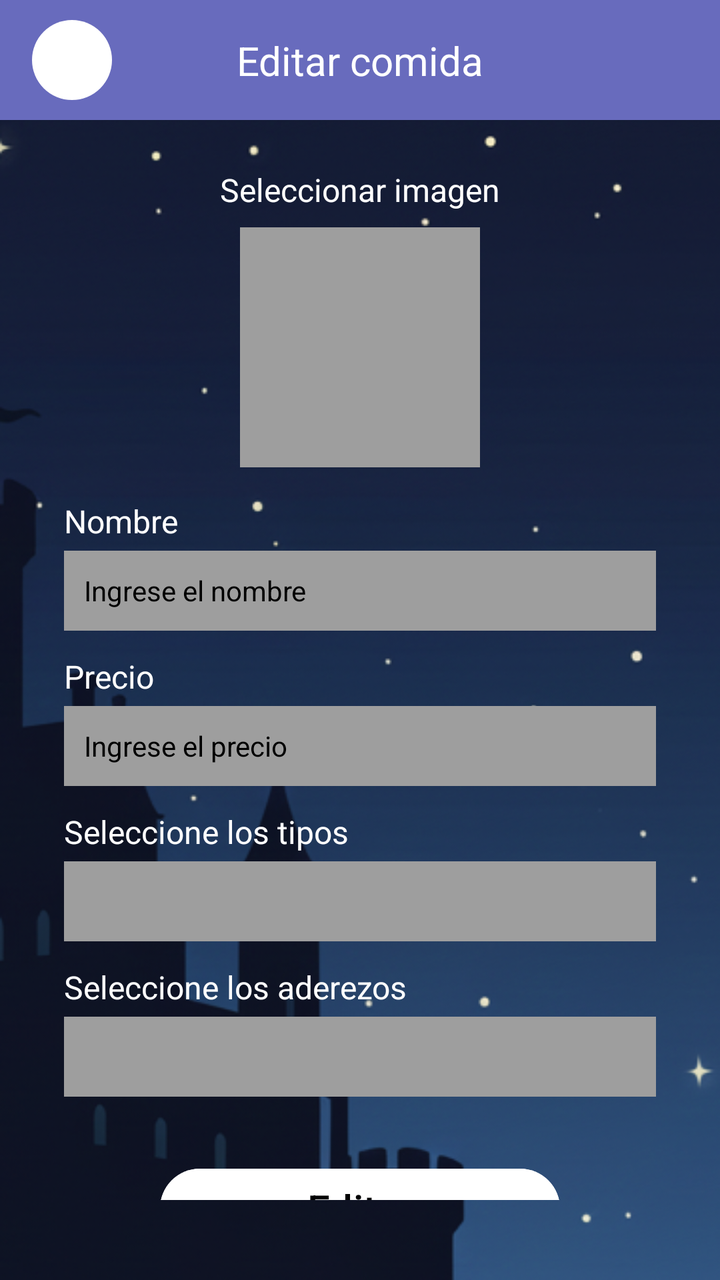
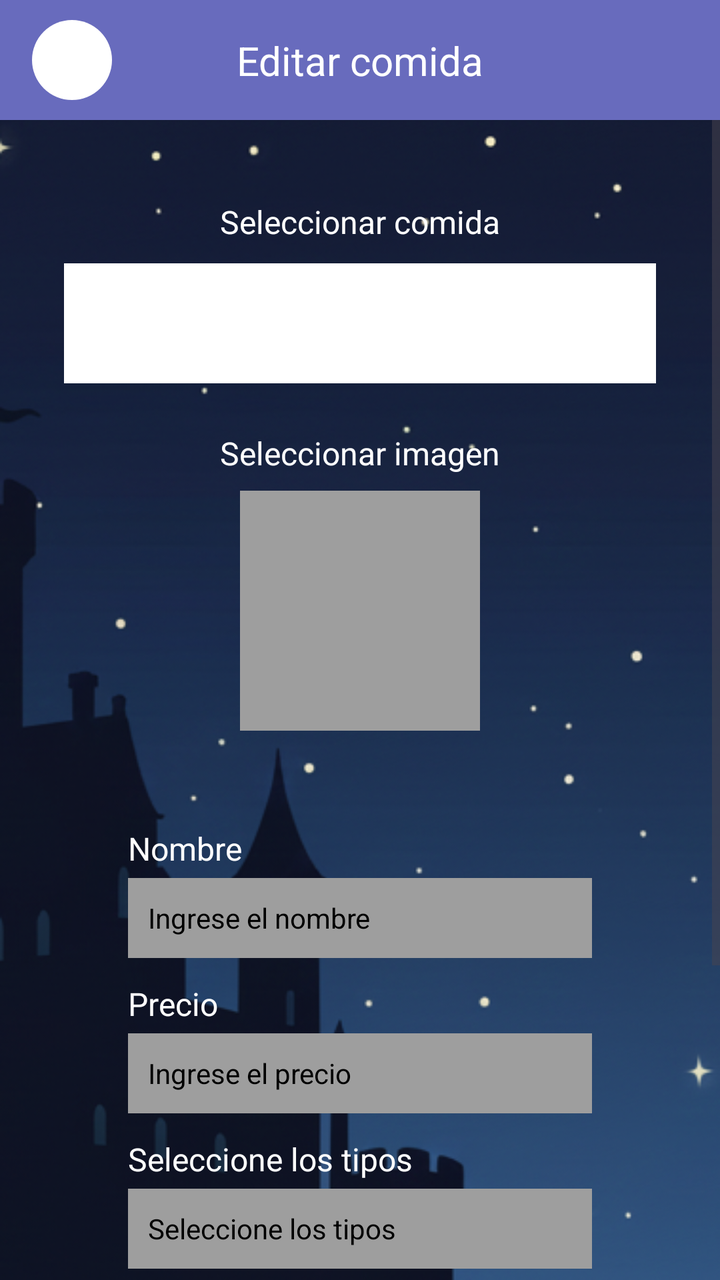

Screens rendered from an Android XML layout before and after an edit, with the pre-edit source and the edit as a unified diff.
<!-- AndroidManifest.xml: application theme Theme.LaPosada -->
<!-- res/layout/activity_edit_food.xml -->
<?xml version="1.0" encoding="utf-8"?>
<androidx.constraintlayout.widget.ConstraintLayout xmlns:android="http://schemas.android.com/apk/res/android"
    xmlns:app="http://schemas.android.com/apk/res-auto"
    xmlns:tools="http://schemas.android.com/tools"
    android:id="@+id/main"
    android:layout_width="match_parent"
    android:layout_height="match_parent"
    android:background="@drawable/fondo_default"
    tools:context=".EditFoodActivity">

    <androidx.constraintlayout.widget.ConstraintLayout
        android:id="@+id/topBar"
        android:layout_width="match_parent"
        android:layout_height="60dp"
        android:background="@color/purple_blue"
        app:layout_constraintTop_toTopOf="parent">

        <ImageView
            android:id="@+id/buttonBack"
            android:layout_width="40dp"
            android:layout_height="40dp"
            android:layout_marginStart="16dp"
            android:src="@drawable/circle_white"
            app:layout_constraintBottom_toBottomOf="parent"
            app:layout_constraintStart_toStartOf="parent"
            app:layout_constraintTop_toTopOf="parent" />

        <TextView
            android:layout_width="wrap_content"
            android:layout_height="wrap_content"
            android:text="Editar comida"
            android:textColor="@color/white"
            android:textSize="20sp"
            app:layout_constraintBottom_toBottomOf="parent"
            app:layout_constraintEnd_toEndOf="parent"
            app:layout_constraintStart_toStartOf="parent"
            app:layout_constraintTop_toTopOf="parent" />

    </androidx.constraintlayout.widget.ConstraintLayout>

    <LinearLayout
        android:layout_width="match_parent"
        android:layout_height="0dp"
        android:orientation="vertical"
        app:layout_constraintTop_toBottomOf="@id/topBar"
        app:layout_constraintBottom_toBottomOf="parent">

        <androidx.constraintlayout.widget.ConstraintLayout
            android:layout_width="match_parent"
            android:layout_height="wrap_content"
            android:paddingBottom="40dp">

            <TextView
                android:id="@+id/labelImage2"
                android:layout_width="wrap_content"
                android:layout_height="wrap_content"
                android:text="Seleccionar imagen"
                android:textColor="@android:color/white"
                android:textSize="16sp"
                android:layout_marginTop="24dp"
                app:layout_constraintTop_toTopOf="parent"
                app:layout_constraintStart_toStartOf="parent"
                app:layout_constraintEnd_toEndOf="parent" />

            <View
                android:id="@+id/imagePlaceHolder2"
                android:layout_width="120dp"
                android:layout_height="120dp"
                android:layout_marginTop="8dp"
                android:background="@color/gray_500"
                app:layout_constraintTop_toBottomOf="@id/labelImage2"
                app:layout_constraintStart_toStartOf="parent"
                app:layout_constraintEnd_toEndOf="parent" />

            <TextView
                android:id="@+id/labelName2"
                android:layout_width="wrap_content"
                android:layout_height="wrap_content"
                android:text="Nombre"
                android:textColor="@android:color/white"
                android:textSize="16sp"
                android:layout_marginTop="16dp"
                android:layout_marginStart="32dp"
                app:layout_constraintTop_toBottomOf="@id/imagePlaceHolder2"
                app:layout_constraintStart_toStartOf="parent" />

            <EditText
                android:id="@+id/inputName2"
                android:layout_width="match_parent"
                android:layout_height="40dp"
                android:layout_marginTop="4dp"
                android:layout_marginStart="32dp"
                android:layout_marginEnd="32dp"
                android:background="@color/gray_500"
                android:padding="10dp"
                android:hint="Ingrese el nombre"
                android:textColor="@color/black"
                android:textColorHint="@color/black"
                android:textSize="14sp"
                app:layout_constraintTop_toBottomOf="@id/labelName2" />


            <TextView
                android:id="@+id/labelPrice2"
                android:layout_width="wrap_content"
                android:layout_height="wrap_content"
                android:text="Precio"
                android:textColor="@color/white"
                android:textSize="16sp"
                android:layout_marginTop="12dp"
                android:layout_marginStart="32dp"
                app:layout_constraintTop_toBottomOf="@id/inputName2"
                app:layout_constraintStart_toStartOf="parent" />

            <EditText
                android:id="@+id/inputPrice2"
                android:layout_width="match_parent"
                android:layout_height="40dp"
                android:layout_marginTop="4dp"
                android:layout_marginStart="32dp"
                android:layout_marginEnd="32dp"
                android:background="@color/gray_500"
                android:hint="Ingrese el precio"
                android:padding="10dp"
                android:textColorHint="@color/black"
                android:textColor="@color/black"
                android:textSize="14sp"
                app:layout_constraintTop_toBottomOf="@id/labelPrice2" />

            <TextView
                android:id="@+id/labelType2"
                android:layout_width="wrap_content"
                android:layout_height="wrap_content"
                android:text="Seleccione los tipos"
                android:textColor="@android:color/white"
                android:textSize="16sp"
                android:layout_marginTop="12dp"
                android:layout_marginStart="32dp"
                app:layout_constraintTop_toBottomOf="@id/inputPrice2"
                app:layout_constraintStart_toStartOf="parent" />

            <TextView
                android:id="@+id/Type2"
                android:layout_width="match_parent"
                android:layout_height="40dp"
                android:layout_marginTop="4dp"
                android:layout_marginStart="32dp"
                android:layout_marginEnd="32dp"
                android:background="@color/gray_500"
                app:layout_constraintTop_toBottomOf="@id/labelType2" />

            <TextView
                android:id="@+id/labelAderezos2"
                android:layout_width="wrap_content"
                android:layout_height="wrap_content"
                android:text="Seleccione los aderezos"
                android:textColor="@color/white"
                android:textSize="16sp"
                android:layout_marginTop="12dp"
                android:layout_marginStart="32dp"
                app:layout_constraintTop_toBottomOf="@id/Type2"
                app:layout_constraintStart_toStartOf="parent" />

            <TextView
                android:id="@+id/Aderezos2"
                android:layout_width="match_parent"
                android:layout_height="40dp"
                android:layout_marginTop="4dp"
                android:layout_marginStart="32dp"
                android:layout_marginEnd="32dp"
                android:background="@color/gray_500"
                app:layout_constraintTop_toBottomOf="@id/labelAderezos2" />


            <Button
                android:id="@+id/buttonEdit"
                android:layout_width="200dp"
                android:layout_height="wrap_content"
                android:text="Editar"
                android:textColor="@color/black"
                android:backgroundTint="@color/white"
                android:layout_marginTop="32dp"
                android:textSize="20sp"
                app:cornerRadius="25dp"
                app:layout_constraintTop_toBottomOf="@id/Aderezos2"
                app:layout_constraintStart_toStartOf="parent"
                app:layout_constraintEnd_toEndOf="parent" />

        </androidx.constraintlayout.widget.ConstraintLayout>
    </LinearLayout>

</androidx.constraintlayout.widget.ConstraintLayout>
<!-- resources referenced by this layout -->
<resources>
  <color name="black">#FF000000</color>
  <color name="gray_500">#9E9E9E</color>
  <color name="purple_blue">#686bbd</color>
  <color name="white">#FFFFFFFF</color>
  <!-- drawable circle_white (drawable) -->
  <?xml version="1.0" encoding="utf-8"?>
  <shape xmlns:android="http://schemas.android.com/apk/res/android"
      android:shape="oval">
      <solid android:color="@android:color/white"/>
  </shape>
  <!-- drawable fondo_default: png bitmap (drawable, 204480 bytes) -->
  <style name="Theme.LaPosada" parent="Base.Theme.LaPosada" />
  <style name="Base.Theme.LaPosada" parent="Theme.Material3.DayNight.NoActionBar">
          
          
      </style>
</resources>

<!-- the commit's change to res/layout/activity_edit_food.xml (unified diff, before → after) -->
@@ -6,7 +6,7 @@
     android:layout_width="match_parent"
     android:layout_height="match_parent"
     android:background="@drawable/fondo_default"
-    tools:context=".EditFoodActivity">
+    tools:context=".pantallas.menuComida.EditFoodActivity">
 
     <androidx.constraintlayout.widget.ConstraintLayout
         android:id="@+id/topBar"
@@ -38,155 +38,198 @@
 
     </androidx.constraintlayout.widget.ConstraintLayout>
 
-    <LinearLayout
+    <ScrollView
+        android:id="@+id/scrollView"
+        app:layout_constraintTop_toBottomOf="@id/topBar"
+        app:layout_constraintBottom_toBottomOf="parent"
         android:layout_width="match_parent"
         android:layout_height="0dp"
         android:orientation="vertical"
-        app:layout_constraintTop_toBottomOf="@id/topBar"
-        app:layout_constraintBottom_toBottomOf="parent">
-
-        <androidx.constraintlayout.widget.ConstraintLayout
+        android:fillViewport="true">
+        <LinearLayout
             android:layout_width="match_parent"
             android:layout_height="wrap_content"
-            android:paddingBottom="40dp">
-
-            <TextView
-                android:id="@+id/labelImage2"
-                android:layout_width="wrap_content"
+            android:orientation="vertical"
+            android:gravity="center|top"
+            >
+            <LinearLayout
+                android:layout_width="match_parent"
                 android:layout_height="wrap_content"
-                android:text="Seleccionar imagen"
-                android:textColor="@android:color/white"
-                android:textSize="16sp"
-                android:layout_marginTop="24dp"
-                app:layout_constraintTop_toTopOf="parent"
-                app:layout_constraintStart_toStartOf="parent"
-                app:layout_constraintEnd_toEndOf="parent" />
-
-            <View
-                android:id="@+id/imagePlaceHolder2"
-                android:layout_width="120dp"
-                android:layout_height="120dp"
-                android:layout_marginTop="8dp"
-                android:background="@color/gray_500"
-                app:layout_constraintTop_toBottomOf="@id/labelImage2"
-                app:layout_constraintStart_toStartOf="parent"
-                app:layout_constraintEnd_toEndOf="parent" />
-
-            <TextView
-                android:id="@+id/labelName2"
-                android:layout_width="wrap_content"
+                android:orientation="vertical"
+                android:paddingStart="32dp"
+                android:paddingEnd="32dp"
+                android:paddingTop="16dp"
+                android:paddingBottom="16dp"
+                android:gravity="center|top"
+                >
+
+                <TextView
+                    android:id="@+id/labelSeleccion"
+                    android:layout_width="wrap_content"
+                    android:layout_height="wrap_content"
+                    android:text="Seleccionar comida"
+                    android:textColor="@android:color/white"
+                    android:textSize="16sp"
+                    android:layout_marginTop="24dp" />
+
+                <Spinner
+                    android:id="@+id/spinnerComida"
+                    android:layout_width="match_parent"
+                    android:layout_height="60dp"
+                    android:layout_marginTop="10dp"
+                    android:background="@color/white"/>
+
+                <TextView
+                    android:id="@+id/labelImage2"
+                    android:layout_width="wrap_content"
+                    android:layout_height="wrap_content"
+                    android:text="Seleccionar imagen"
+                    android:textColor="@android:color/white"
+                    android:textSize="16sp"
+                    android:layout_marginTop="24dp"
+                    />
+
+                <View
+                    android:id="@+id/imagePlaceHolder2"
+                    android:layout_width="120dp"
+                    android:layout_height="120dp"
+                    android:layout_marginTop="8dp"
+                    android:background="@color/gray_500"
+                    />
+            </LinearLayout>
+            <LinearLayout
+                android:layout_width="match_parent"
                 android:layout_height="wrap_content"
-                android:text="Nombre"
-                android:textColor="@android:color/white"
-                android:textSize="16sp"
-                android:layout_marginTop="16dp"
-                android:layout_marginStart="32dp"
-                app:layout_constraintTop_toBottomOf="@id/imagePlaceHolder2"
-                app:layout_constraintStart_toStartOf="parent" />
-
-            <EditText
-                android:id="@+id/inputName2"
-                android:layout_width="match_parent"
-                android:layout_height="40dp"
-                android:layout_marginTop="4dp"
-                android:layout_marginStart="32dp"
-                android:layout_marginEnd="32dp"
-                android:background="@color/gray_500"
-                android:padding="10dp"
-                android:hint="Ingrese el nombre"
-                android:textColor="@color/black"
-                android:textColorHint="@color/black"
-                android:textSize="14sp"
-                app:layout_constraintTop_toBottomOf="@id/labelName2" />
-
-
-            <TextView
-                android:id="@+id/labelPrice2"
-                android:layout_width="wrap_content"
-                android:layout_height="wrap_content"
-                android:text="Precio"
-                android:textColor="@color/white"
-                android:textSize="16sp"
-                android:layout_marginTop="12dp"
-                android:layout_marginStart="32dp"
-                app:layout_constraintTop_toBottomOf="@id/inputName2"
-                app:layout_constraintStart_toStartOf="parent" />
-
-            <EditText
-                android:id="@+id/inputPrice2"
-                android:layout_width="match_parent"
-                android:layout_height="40dp"
-                android:layout_marginTop="4dp"
-                android:layout_marginStart="32dp"
-                android:layout_marginEnd="32dp"
-                android:background="@color/gray_500"
-                android:hint="Ingrese el precio"
-                android:padding="10dp"
-                android:textColorHint="@color/black"
-                android:textColor="@color/black"
-                android:textSize="14sp"
-                app:layout_constraintTop_toBottomOf="@id/labelPrice2" />
-
-            <TextView
-                android:id="@+id/labelType2"
-                android:layout_width="wrap_content"
-                android:layout_height="wrap_content"
-                android:text="Seleccione los tipos"
-                android:textColor="@android:color/white"
-                android:textSize="16sp"
-                android:layout_marginTop="12dp"
-                android:layout_marginStart="32dp"
-                app:layout_constraintTop_toBottomOf="@id/inputPrice2"
-                app:layout_constraintStart_toStartOf="parent" />
-
-            <TextView
-                android:id="@+id/Type2"
-                android:layout_width="match_parent"
-                android:layout_height="40dp"
-                android:layout_marginTop="4dp"
-                android:layout_marginStart="32dp"
-                android:layout_marginEnd="32dp"
-                android:background="@color/gray_500"
-                app:layout_constraintTop_toBottomOf="@id/labelType2" />
-
-            <TextView
-                android:id="@+id/labelAderezos2"
-                android:layout_width="wrap_content"
-                android:layout_height="wrap_content"
-                android:text="Seleccione los aderezos"
-                android:textColor="@color/white"
-                android:textSize="16sp"
-                android:layout_marginTop="12dp"
-                android:layout_marginStart="32dp"
-                app:layout_constraintTop_toBottomOf="@id/Type2"
-                app:layout_constraintStart_toStartOf="parent" />
-
-            <TextView
-                android:id="@+id/Aderezos2"
-                android:layout_width="match_parent"
-                android:layout_height="40dp"
-                android:layout_marginTop="4dp"
-                android:layout_marginStart="32dp"
-                android:layout_marginEnd="32dp"
-                android:background="@color/gray_500"
-                app:layout_constraintTop_toBottomOf="@id/labelAderezos2" />
-
-
-            <Button
-                android:id="@+id/buttonEdit"
-                android:layout_width="200dp"
-                android:layout_height="wrap_content"
-                android:text="Editar"
-                android:textColor="@color/black"
-                android:backgroundTint="@color/white"
-                android:layout_marginTop="32dp"
-                android:textSize="20sp"
-                app:cornerRadius="25dp"
-                app:layout_constraintTop_toBottomOf="@id/Aderezos2"
-                app:layout_constraintStart_toStartOf="parent"
-                app:layout_constraintEnd_toEndOf="parent" />
-
-        </androidx.constraintlayout.widget.ConstraintLayout>
-    </LinearLayout>
+                android:orientation="vertical"
+                android:paddingStart="32dp"
+                android:paddingEnd="32dp"
+                android:paddingTop="16dp"
+                android:paddingBottom="16dp"
+                android:gravity="start|top"
+                >
+
+                <TextView
+                    android:id="@+id/labelName2"
+                    android:layout_width="wrap_content"
+                    android:layout_height="wrap_content"
+                    android:text="Nombre"
+                    android:textColor="@android:color/white"
+                    android:textSize="16sp"
+                    android:layout_marginTop="16dp"
+                    android:layout_marginStart="32dp"
+                    />
+
+                <EditText
+                    android:id="@+id/inputName2"
+                    android:layout_width="match_parent"
+                    android:layout_height="40dp"
+                    android:layout_marginTop="4dp"
+                    android:layout_marginStart="32dp"
+                    android:layout_marginEnd="32dp"
+                    android:background="@color/gray_500"
+                    android:padding="10dp"
+                    android:hint="Ingrese el nombre"
+                    android:textColor="@color/black"
+                    android:textColorHint="@color/black"
+                    android:textSize="14sp"
+                    android:inputType="textAutoComplete"
+                    />
+
+
+                <TextView
+                    android:id="@+id/labelPrice2"
+                    android:layout_width="wrap_content"
+                    android:layout_height="wrap_content"
+                    android:text="Precio"
+                    android:textColor="@color/white"
+                    android:textSize="16sp"
+                    android:layout_marginTop="12dp"
+                    android:layout_marginStart="32dp"
+                    />
+
+                <EditText
+                    android:id="@+id/inputPrice2"
+                    android:layout_width="match_parent"
+                    android:layout_height="40dp"
+                    android:layout_marginTop="4dp"
+                    android:layout_marginStart="32dp"
+                    android:layout_marginEnd="32dp"
+                    android:background="@color/gray_500"
+                    android:hint="Ingrese el precio"
+                    android:padding="10dp"
+                    android:textColorHint="@color/black"
+                    android:textColor="@color/black"
+                    android:textSize="14sp"
+                    />
+
+                <TextView
+                    android:id="@+id/labelType"
+                    android:layout_width="wrap_content"
+                    android:layout_height="wrap_content"
+                    android:text="Seleccione los tipos"
+                    android:textColor="@android:color/white"
+                    android:textSize="16sp"
+                    android:layout_marginTop="12dp"
+                    android:layout_marginStart="32dp"
+                    />
+
+                <TextView
+                    android:id="@+id/Type"
+                    android:layout_width="match_parent"
+                    android:layout_height="40dp"
+                    android:layout_marginTop="4dp"
+                    android:layout_marginStart="32dp"
+                    android:layout_marginEnd="32dp"
+                    android:background="@color/gray_500"
+                    android:padding="10dp"
+                    android:text="Seleccione los tipos"
+                    android:gravity="center_vertical"
+                    android:textColor="@color/black"
+                    />
+
+                <TextView
+                    android:id="@+id/labelDescripcion"
+                    android:layout_width="wrap_content"
+                    android:layout_height="wrap_content"
+                    android:text="Descripción"
+                    android:textColor="@color/white"
+                    android:textSize="16sp"
+                    android:layout_marginTop="12dp"
+                    android:layout_marginStart="32dp"
+                    />
+
+                <EditText
+                    android:id="@+id/inputDescripcion"
+                    android:layout_width="match_parent"
+                    android:layout_height="120dp"
+                    android:layout_marginTop="4dp"
+                    android:layout_marginStart="32dp"
+                    android:layout_marginEnd="32dp"
+                    android:background="@color/gray_500"
+                    android:hint="Ingrese una descripción"
+                    android:padding="10dp"
+                    android:textColorHint="@color/black"
+                    android:textColor="@color/black"
+                    android:textSize="14sp"
+                    android:gravity="start|top"
+                    />
+                </LinearLayout>
+
+                <Button
+                    android:id="@+id/buttonEdit"
+                    android:layout_width="200dp"
+                    android:layout_height="wrap_content"
+                    android:text="Editar"
+                    android:textColor="@color/black"
+                    android:backgroundTint="@color/white"
+                    android:textSize="20sp"
+                    app:cornerRadius="25dp"
+                    />
+
+
+        </LinearLayout>
+
+
+    </ScrollView>
 
 </androidx.constraintlayout.widget.ConstraintLayout>
